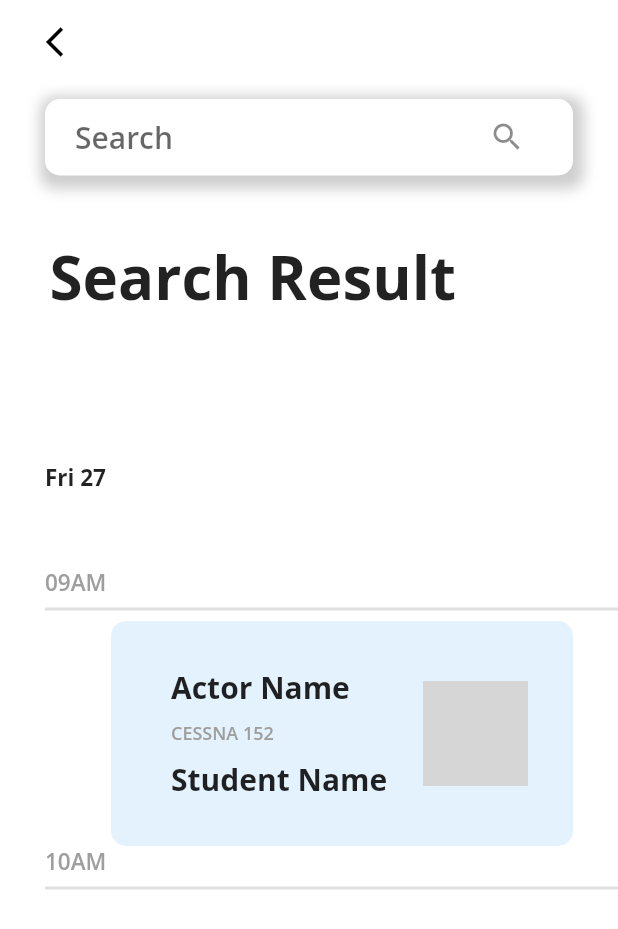
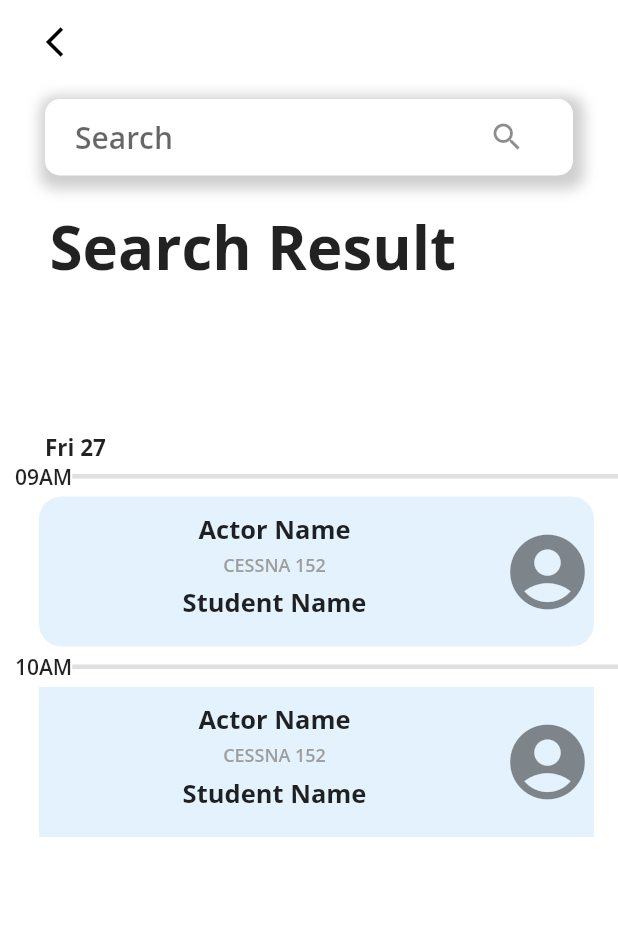
Before and after one commit to hexcodelabs/flight-schedule, a Flutter app: the SearchScreen screen opened directly, on a phone screen of 412 x 824 dp. Shown: the top 929 px of the screen. Run offline on Flutter 3.47's test engine with Material 2 defaults, Android fonts, the phone set to English and light mode, and no system bars; our stand-ins replace flutter_svg, ionicons, sizer; grey boxes are pictures that could not be loaded.

Commit message:
Updated search page

```diff
--- a/lib/screen_selector.dart
+++ b/lib/screen_selector.dart
@@ -45,11 +45,31 @@ class _ScreenSelectorState extends State<ScreenSelector> {
         elevation: 0,
         actions: [
           IconButton(icon: Icon(Icons.search_rounded), onPressed: () {
-            Navigator.of(context).push(MaterialPageRoute(
-                builder: (_){
-                  return SearchScreen();
+            Navigator.of(context).push(
+              PageRouteBuilder(
+                pageBuilder: (context, animation, secondaryAnimation) => SearchScreen(),
+                transitionsBuilder: (context, animation, secondaryAnimation, child) {
+                  return SlideTransition(
+                      position: Tween<Offset>(
+                        begin: const Offset(1.0, 0.0),
+                        end: Offset.zero,
+                      ).animate(animation),
+                    child: SlideTransition(
+                      position: Tween<Offset>(
+                        begin: Offset.zero,
+                        end: const Offset(1.0, 0.0),
+                      ).animate(secondaryAnimation),
+                      child: child,
+                    ),
+                  );
                 }
-            ));
+              )
+//                MaterialPageRoute(
+//                  builder: (_){
+//                    return SearchScreen();
+//                  }
+//                )
+            );
           }),
         ],
       ),
--- a/lib/screens/search_screen.dart
+++ b/lib/screens/search_screen.dart
@@ -65,7 +65,8 @@ class _SearchScreenState extends State<SearchScreen> {
                 ),
               ),
               Container(
-                padding: EdgeInsets.only(left: 33, top: 40),
+//                color: Colors.grey,
+                margin: EdgeInsets.only(left: 33, top: 20),
                 alignment: Alignment.topLeft,
                 child: Text("Search Result", style: TextStyle(fontSize: 40.0, fontWeight: FontWeight.bold ),),
               ),
@@ -79,56 +80,104 @@ class _SearchScreenState extends State<SearchScreen> {
                 alignment: Alignment.topLeft,
                 child: Text("Fri 27", style: TextStyle(fontSize: 15.0, fontWeight: FontWeight.bold ),),
               ),
+             Container (
+               margin: EdgeInsets.only(left: 10.0),
+                  height:  MediaQuery.of(context).size.height*.80,
+//                  color: Colors.grey,
+                  child: ListView(
+                    scrollDirection: Axis.vertical,
+                    children: [
+                      Row(
+                          children: <Widget>[
+                            Text("09AM"),
+                            Expanded(
+                                child: Divider(thickness: 3.0,)
+                            ),
+                          ]
+                      ),
+                      ListTile(
+                        title: Container(
+//                            color:Colors.lightBlueAccent,
+                            child: Column(
+                              children: [
                                   Container(
-                padding: EdgeInsets.only(left: 30, top: 50),
-                alignment: Alignment.topLeft,
-                child: Text("09AM", style: TextStyle(fontSize: 15.0, color: Colors.grey),),
+                                    decoration: BoxDecoration(
+                                      color: Colors.blue[50],
+                                      borderRadius: BorderRadius.circular(15.0),
                                     ),
+//                                    color: Colors.blue[50],
+                                    child: Row(
+                                      children: [
                                         Container(
-                  padding: EdgeInsets.only(left: 30),
-                  child: Divider(thickness: 2,)
+                                            width:MediaQuery.of(context).size.width*0.75,
+                                            height: 100,
+                                            padding: EdgeInsets.only(left: 5.0, top: 10.0),
+//                                            color: Colors.amberAccent,
+                                            child: Column(
+                                              children: [
+                                                Text('Actor Name', style: TextStyle(fontSize: 17.0, fontWeight: FontWeight.bold), textAlign: TextAlign.left),
+                                                SizedBox(height: 4.0,width: 2.0,),
+                                                Text('CESSNA 152', style: TextStyle(fontSize: 12.0, color: Colors.grey),textAlign: TextAlign.left),
+                                                SizedBox(height: 6.0,),
+                                                Text('Student Name', style: TextStyle(fontSize: 17.0, fontWeight: FontWeight.bold),textAlign: TextAlign.left),
+                                              ],
                                             ),
+                                          ),
+                                          Icon(
+                                              Icons.account_circle,size: 60,
+                                            )
+                                      ],
+                                    ),
+                                  )
+
+                              ],
+                            )),
+
+                      ),
+                      Row(
+                          children: <Widget>[
+                            Text("10AM"),
+                            Expanded(
+                                child: Divider(thickness: 3.0,)
+                            ),
+                          ]
+                      ),
+                      ListTile(
+                        title: Container(
+//                            color:Colors.lightBlueAccent,
+                            child: Column(
+                              children: [
                                 Container(
-                height: 150.0,
-                margin: EdgeInsets.only(left:74.0, right: 30.0),
-                padding: EdgeInsets.only(left: 40.0, right: 10.0),
-                decoration: BoxDecoration(borderRadius: BorderRadius.all(Radius.circular(10.0)),
-                      color: Colors.blue[50]),
+                                  color: Colors.blue[50],
                                   child: Row(
-                  crossAxisAlignment: CrossAxisAlignment.center,
                                     children: [
-//                    Padding(padding: EdgeInsets.only(left: 10.0, right: 10.0),
-//                        child: CircleAvatar(radius: 35.0, backgroundImage: NetworkImage('https://wallpapercave.com/wp/wp2365076.jpg'),)
-//                    ),
-                    Expanded(child: Column(
-                      mainAxisAlignment: MainAxisAlignment.center,
-                      crossAxisAlignment: CrossAxisAlignment.start,
+                                      Container(
+                                        width:MediaQuery.of(context).size.width*0.75,
+                                        height: 100,
+                                        padding: EdgeInsets.only(left: 5.0, top: 10.0),
+//                                            color: Colors.amberAccent,
+                                        child: Column(
                                           children: [
-                        Text('Actor Name', style: TextStyle(fontSize: 20.0, fontWeight: FontWeight.bold),),
-                        SizedBox(height: 8.0,),
-                        Text('CESSNA 152', style: TextStyle(fontSize: 12.0, color: Colors.grey),),
-                        SizedBox(height: 10.0,),
-                        Text('Student Name', style: TextStyle(fontSize: 20.0, fontWeight: FontWeight.bold),),
-                      ],)),
-                    Padding(padding: EdgeInsets.only(left: 10.0, right: 10.0),
-                        child: Column(
-                          mainAxisAlignment: MainAxisAlignment.center,
-                          children: [
-                            Padding(padding: EdgeInsets.only(left: 10.0, right: 10.0),
-                                child: CircleAvatar(radius: 35.0, backgroundImage: NetworkImage('https://wallpapercave.com/wp/wp2365076.jpg'),)
+                                            Text('Actor Name', style: TextStyle(fontSize: 17.0, fontWeight: FontWeight.bold),textAlign: TextAlign.left),
+                                            SizedBox(height: 4.0,),
+                                            Text('CESSNA 152', style: TextStyle(fontSize: 12.0, color: Colors.grey),textAlign: TextAlign.left),
+                                            SizedBox(height: 6.0,),
+                                            Text('Student Name', style: TextStyle(fontSize: 17.0, fontWeight: FontWeight.bold),textAlign: TextAlign.left),
+                                          ],
                                         ),
-                          ],))
+                                      ),
+                                      Icon(
+                                        Icons.account_circle,size: 60,
+                                      )
+                                    ],
+                                  ),
+                                )
 
-                  ],),
+                              ],
+                            )),
                       ),
-              Container(
-                padding: EdgeInsets.only(left: 30),
-                alignment: Alignment.topLeft,
-                child: Text("10AM", style: TextStyle(fontSize: 15.0, color: Colors.grey),),
+                    ],
                   ),
-              Container(
-                  padding: EdgeInsets.only(left: 30),
-                  child: Divider(thickness: 2,)
                 ),
             ],
           ),
```
Lines whose indentation alone changed are shown as unchanged.
